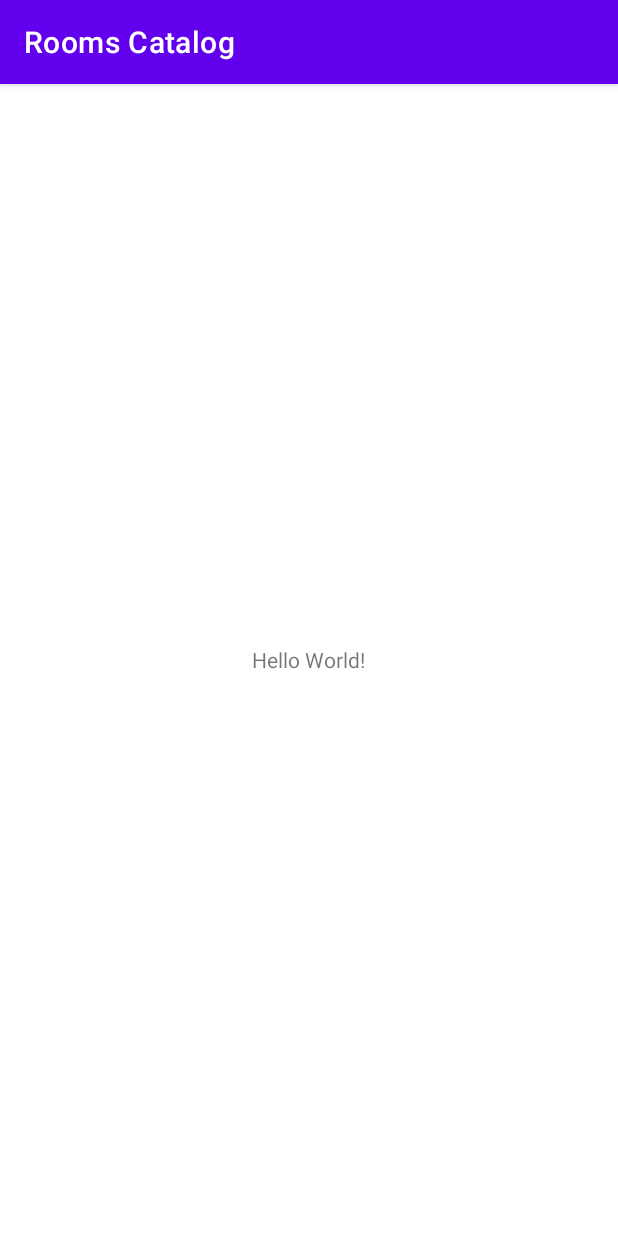
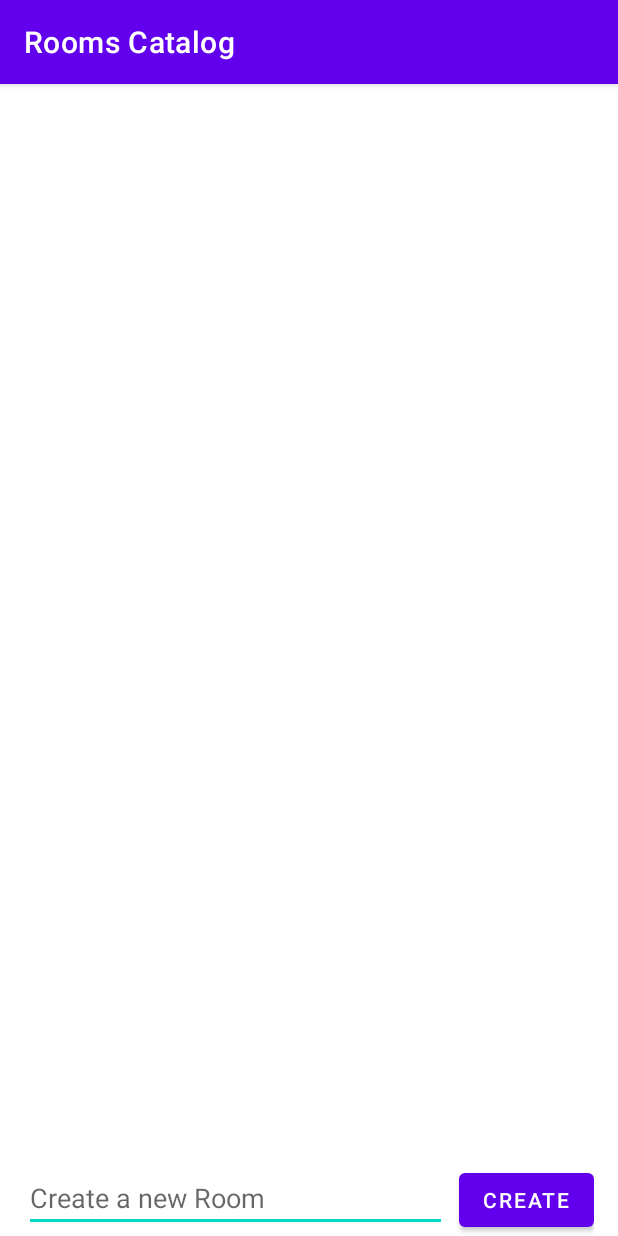
Before and after one commit to SuyashD95/TreeChat, an Android app: the RoomsCatalogActivity screen opened directly, with no data from a screen before it, on a phone screen of 412 x 824 dp. Run offline under Robolectric (Android 15) with nearby library versions, the phone set to English and light mode, and no system bars.

Commit message:
Modify Rooms Catalog layout
Lays out the Views using a couple of LinearLayout ViewGroups oriented in vertical and horizontal fashion.

```diff
--- a/Project/app/src/main/res/layout/activity_rooms_catalog.xml
+++ b/Project/app/src/main/res/layout/activity_rooms_catalog.xml
@@ -1,14 +1,38 @@
 <?xml version="1.0" encoding="utf-8"?>
-<RelativeLayout
+<LinearLayout
     xmlns:android="http://schemas.android.com/apk/res/android"
     xmlns:tools="http://schemas.android.com/tools"
     android:layout_width="match_parent"
     android:layout_height="match_parent"
+    android:orientation="vertical"
     tools:context=".RoomsCatalogActivity">
 
-    <TextView
-        android:layout_width="wrap_content"
-        android:layout_height="wrap_content"
-        android:layout_centerInParent="true"
-        android:text="Hello World!" />
-</RelativeLayout>
+    <ListView
+        android:id="@+id/rooms_list"
+        android:layout_width="match_parent"
+        android:layout_height="0dp"
+        android:layout_weight="7"/>
+
+    <LinearLayout
+        android:layout_width="match_parent"
+        android:layout_height="0dp"
+        android:layout_weight="1"
+        android:orientation="horizontal"
+        android:layout_marginHorizontal="16dp">
+
+        <EditText
+            android:layout_width="0dp"
+            android:layout_height="wrap_content"
+            android:layout_gravity="bottom"
+            android:layout_weight="4"
+            android:layout_marginEnd="8dp"
+            android:hint="Create a new Room"/>
+
+        <Button
+            android:id="@+id/create_room_button"
+            android:layout_width="wrap_content"
+            android:layout_height="wrap_content"
+            android:layout_gravity="bottom"
+            android:text="Create"/>
+    </LinearLayout>
+</LinearLayout>
```
